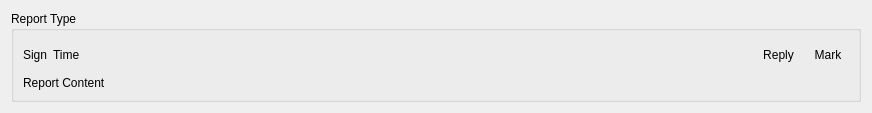
Before: the Qt Designer form tafor/components/ui/main_recent.ui in up1and/tafor, drawn with Qt 5.
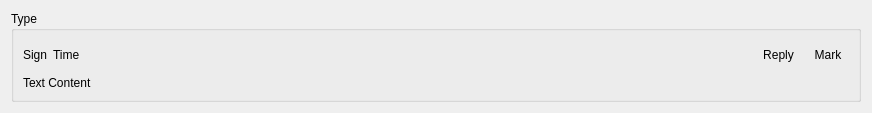
After: the same form once the commit is applied.

What changed in the file:
```diff
--- a/tafor/components/ui/main_recent.ui
+++ b/tafor/components/ui/main_recent.ui
@@ -23,7 +23,7 @@
    <item>
     <widget class="QGroupBox" name="groupBox">
      <property name="title">
-      <string notr="true">Report Type</string>
+      <string notr="true">Type</string>
      </property>
      <layout class="QVBoxLayout" name="verticalLayout_2">
       <item>
@@ -115,7 +115,7 @@
       <item>
        <widget class="QLabel" name="rpt">
         <property name="text">
-         <string notr="true">Report Content</string>
+         <string notr="true">Text Content</string>
         </property>
         <property name="wordWrap">
          <bool>true</bool>
```
Left out of the diff: 2 changed lines with no effect on the pictures.
